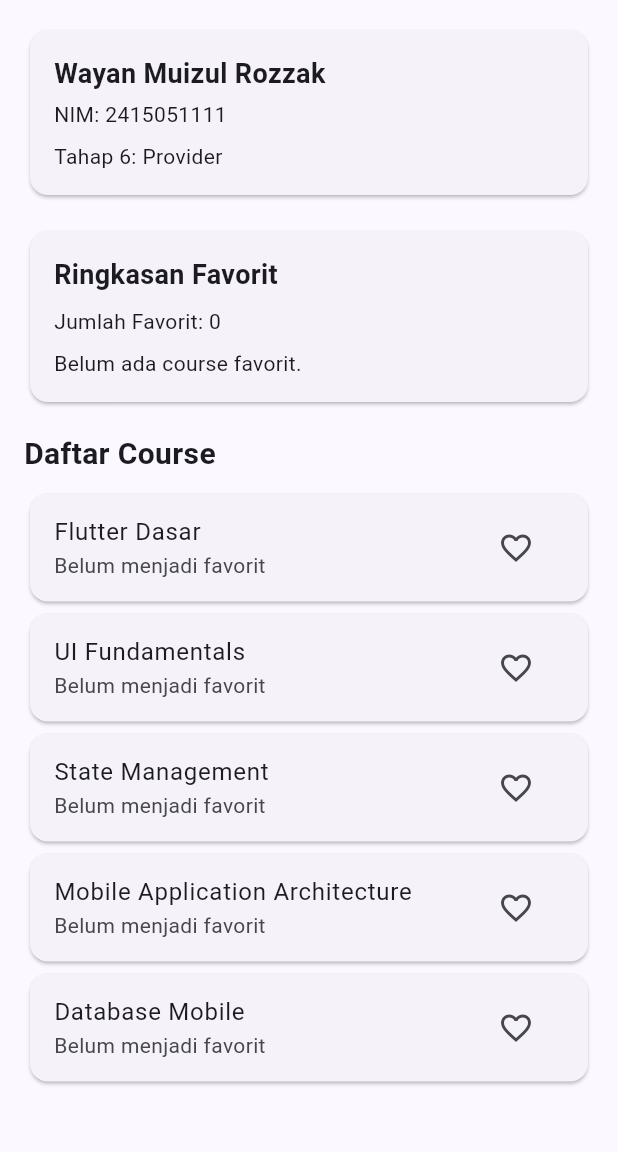
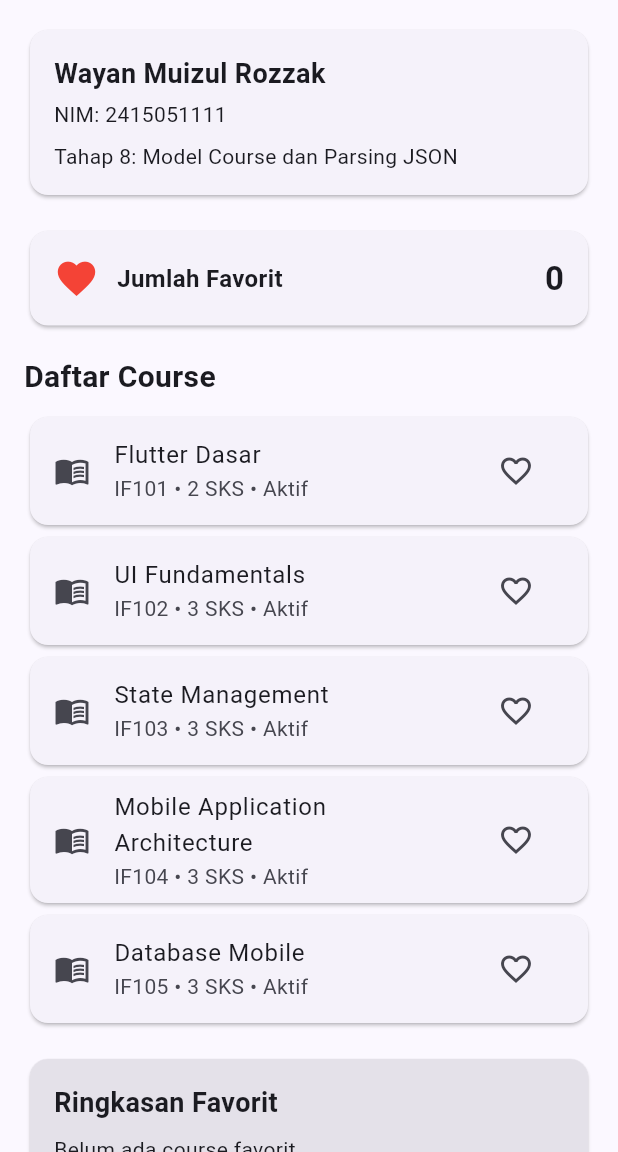
Before and after one commit to wayanrozzak/flutter-pertemuan-6, a Flutter app: the screen it shows after launch, on a phone screen of 412 x 824 dp, the part 84-1236 px from its top. Run offline on Flutter 3.47's test engine with Material 3 defaults, Android fonts, the phone set to English and light mode, and no system bars.

Commit message:
Tambahkan model Course dan parsing JSON

```diff
--- a/lib/main.dart
+++ b/lib/main.dart
@@ -3,6 +3,7 @@ import 'package:flutter/material.dart';
 import 'package:provider/provider.dart';
 
 import 'course_state.dart';
+import 'models/course.dart';
 
 void main() {
   runApp(
@@ -35,30 +36,56 @@ class CourseExplorerApp extends StatelessWidget {
 class CourseExplorerPage extends StatelessWidget {
   const CourseExplorerPage({super.key});
 
-  static const List<String> courses = [
-    'Flutter Dasar',
-    'UI Fundamentals',
-    'State Management',
-    'Mobile Application Architecture',
-    'Database Mobile',
+  // Data JSON diubah menjadi object Course menggunakan fromJson().
+  static final List<Course> courses = [
+    Course.fromJson({
+      'code': 'IF101',
+      'title': 'Flutter Dasar',
+      'credits': 2,
+      'status': 'Aktif',
+    }),
+    Course.fromJson({
+      'code': 'IF102',
+      'title': 'UI Fundamentals',
+      'credits': 3,
+      'status': 'Aktif',
+    }),
+    Course.fromJson({
+      'code': 'IF103',
+      'title': 'State Management',
+      'credits': 3,
+      'status': 'Aktif',
+    }),
+    Course.fromJson({
+      'code': 'IF104',
+      'title': 'Mobile Application Architecture',
+      'credits': 3,
+      'status': 'Aktif',
+    }),
+    Course.fromJson({
+      'code': 'IF105',
+      'title': 'Database Mobile',
+      'credits': 3,
+      'status': 'Aktif',
+    }),
   ];
 
   @override
   Widget build(BuildContext context) {
+    // WATCH: mendengarkan perubahan state favorit.
+    final courseState = context.watch<CourseState>();
+    final favoriteCount = courseState.favorites.length;
+
     return Scaffold(
       appBar: AppBar(
         title: const Text('Course Explorer'),
-        backgroundColor: Theme.of(context).colorScheme.inversePrimary,
+        backgroundColor:
+            Theme.of(context).colorScheme.inversePrimary,
       ),
-      body: Consumer<CourseState>(
-        builder: (context, courseState, child) {
-          final favorites = courses
-              .where((course) => courseState.isFavorite(course))
-              .toList();
-
-          return ListView(
+      body: ListView(
         padding: const EdgeInsets.all(16),
         children: [
+          // Identitas mahasiswa.
           const Card(
             child: Padding(
               padding: EdgeInsets.all(16),
@@ -75,39 +102,49 @@ class CourseExplorerPage extends StatelessWidget {
                   SizedBox(height: 4),
                   Text('NIM: 2415051111'),
                   SizedBox(height: 8),
-                      Text('Tahap 6: Provider'),
+                  Text('Tahap 8: Model Course dan Parsing JSON'),
                 ],
               ),
             ),
           ),
+
           const SizedBox(height: 16),
+
+          // Jumlah favorit menggunakan state dari Provider.
           Card(
             child: Padding(
               padding: const EdgeInsets.all(16),
-                  child: Column(
-                    crossAxisAlignment: CrossAxisAlignment.start,
+              child: Row(
                 children: [
-                      const Text(
-                        'Ringkasan Favorit',
+                  const Icon(
+                    Icons.favorite,
+                    color: Colors.red,
+                    size: 30,
+                  ),
+                  const SizedBox(width: 12),
+                  const Expanded(
+                    child: Text(
+                      'Jumlah Favorit',
                       style: TextStyle(
-                          fontSize: 18,
+                        fontSize: 16,
                         fontWeight: FontWeight.bold,
                       ),
                     ),
-                      const SizedBox(height: 8),
-                      Text('Jumlah Favorit: ${favorites.length}'),
-                      const SizedBox(height: 8),
-                      if (favorites.isEmpty)
-                        const Text('Belum ada course favorit.')
-                      else
-                        ...favorites.map(
-                          (course) => Text('• $course'),
+                  ),
+                  Text(
+                    '$favoriteCount',
+                    style: const TextStyle(
+                      fontSize: 22,
+                      fontWeight: FontWeight.bold,
+                    ),
                   ),
                 ],
               ),
             ),
           ),
+
           const SizedBox(height: 16),
+
           const Text(
             'Daftar Course',
             style: TextStyle(
@@ -115,18 +152,21 @@ class CourseExplorerPage extends StatelessWidget {
               fontWeight: FontWeight.bold,
             ),
           ),
+
           const SizedBox(height: 8),
+
+          // Data yang ditampilkan berasal dari object Course.
           ...courses.map((course) {
             final isFavorite =
-                    courseState.isFavorite(course);
+                courseState.isFavorite(course.title);
 
             return Card(
               child: ListTile(
-                    title: Text(course),
+                leading: const Icon(Icons.menu_book),
+                title: Text(course.title),
                 subtitle: Text(
-                      isFavorite
-                          ? 'Course favorit'
-                          : 'Belum menjadi favorit',
+                  '${course.code} • ${course.credits} SKS • '
+                  '${course.status}',
                 ),
                 trailing: IconButton(
                   tooltip: isFavorite
@@ -138,16 +178,77 @@ class CourseExplorerPage extends StatelessWidget {
                         : Icons.favorite_border,
                     color: isFavorite ? Colors.red : null,
                   ),
+
+                  // READ: mengambil Provider untuk menjalankan aksi.
                   onPressed: () {
-                        courseState.toggleFavorite(course);
+                    context
+                        .read<CourseState>()
+                        .toggleFavorite(course.title);
                   },
                 ),
               ),
             );
           }),
+
+          const SizedBox(height: 16),
+
+          // CONSUMER: memperbarui bagian ringkasan favorit.
+          Consumer<CourseState>(
+            builder: (context, state, child) {
+              final favorites = state.favorites.toList();
+
+              return Card(
+                color: Theme.of(context)
+                    .colorScheme
+                    .surfaceContainerHighest,
+                child: Padding(
+                  padding: const EdgeInsets.all(16),
+                  child: Column(
+                    crossAxisAlignment:
+                        CrossAxisAlignment.start,
+                    children: [
+                      const Text(
+                        'Ringkasan Favorit',
+                        style: TextStyle(
+                          fontSize: 18,
+                          fontWeight: FontWeight.bold,
+                        ),
+                      ),
+                      const SizedBox(height: 8),
+
+                      if (favorites.isEmpty)
+                        const Text(
+                          'Belum ada course favorit.',
+                        )
+                      else
+                        ...favorites.map(
+                          (courseTitle) => Padding(
+                            padding:
+                                const EdgeInsets.symmetric(
+                              vertical: 3,
+                            ),
+                            child: Row(
+                              children: [
+                                const Icon(
+                                  Icons.check_circle,
+                                  size: 18,
+                                  color: Colors.green,
+                                ),
+                                const SizedBox(width: 8),
+                                Expanded(
+                                  child: Text(courseTitle),
+                                ),
                               ],
+                            ),
+                          ),
+                        ),
+                    ],
+                  ),
+                ),
               );
             },
+          ),
+        ],
       ),
     );
   }
--- /dev/null
+++ b/lib/models/course.dart
@@ -0,0 +1,23 @@
+
+class Course {
+  final String code;
+  final String title;
+  final int credits;
+  final String status;
+
+  const Course({
+    required this.code,
+    required this.title,
+    required this.credits,
+    required this.status,
+  });
+
+  factory Course.fromJson(Map<String, dynamic> json) {
+    return Course(
+      code: json['code'] as String,
+      title: json['title'] as String,
+      credits: json['credits'] as int,
+      status: json['status'] as String,
+    );
+  }
+}
```
Lines whose indentation alone changed are shown as unchanged.
